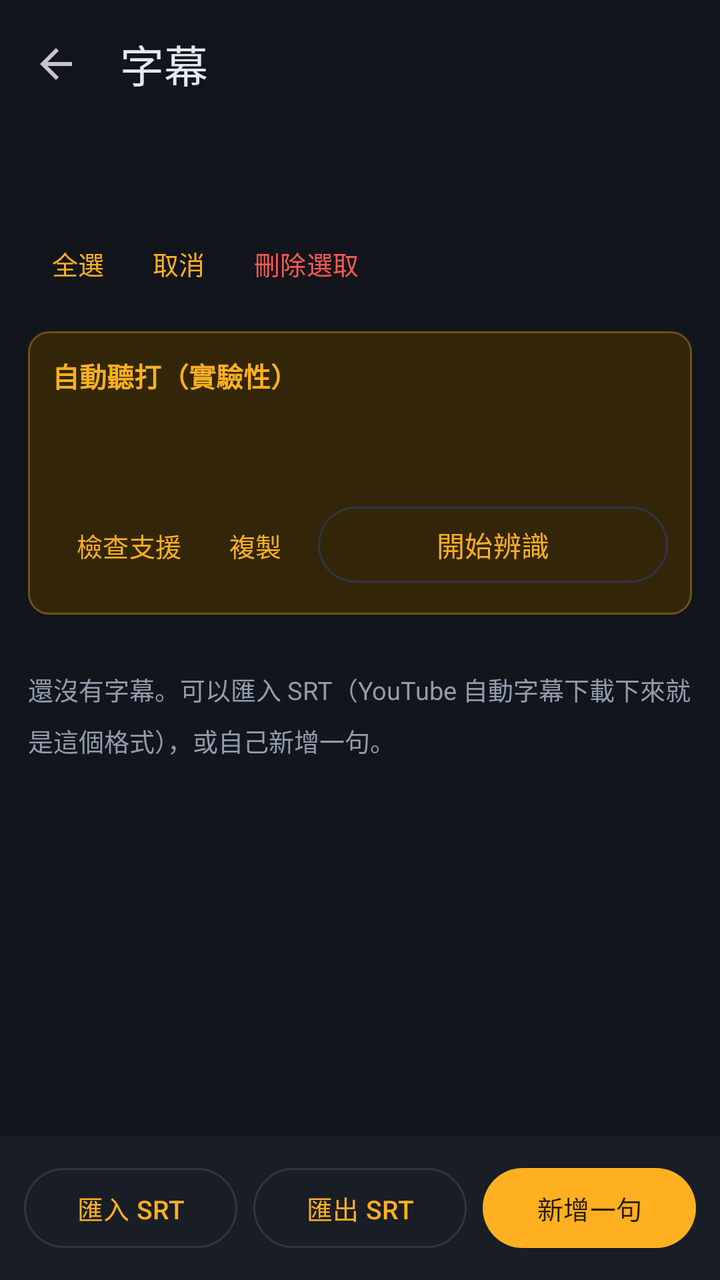
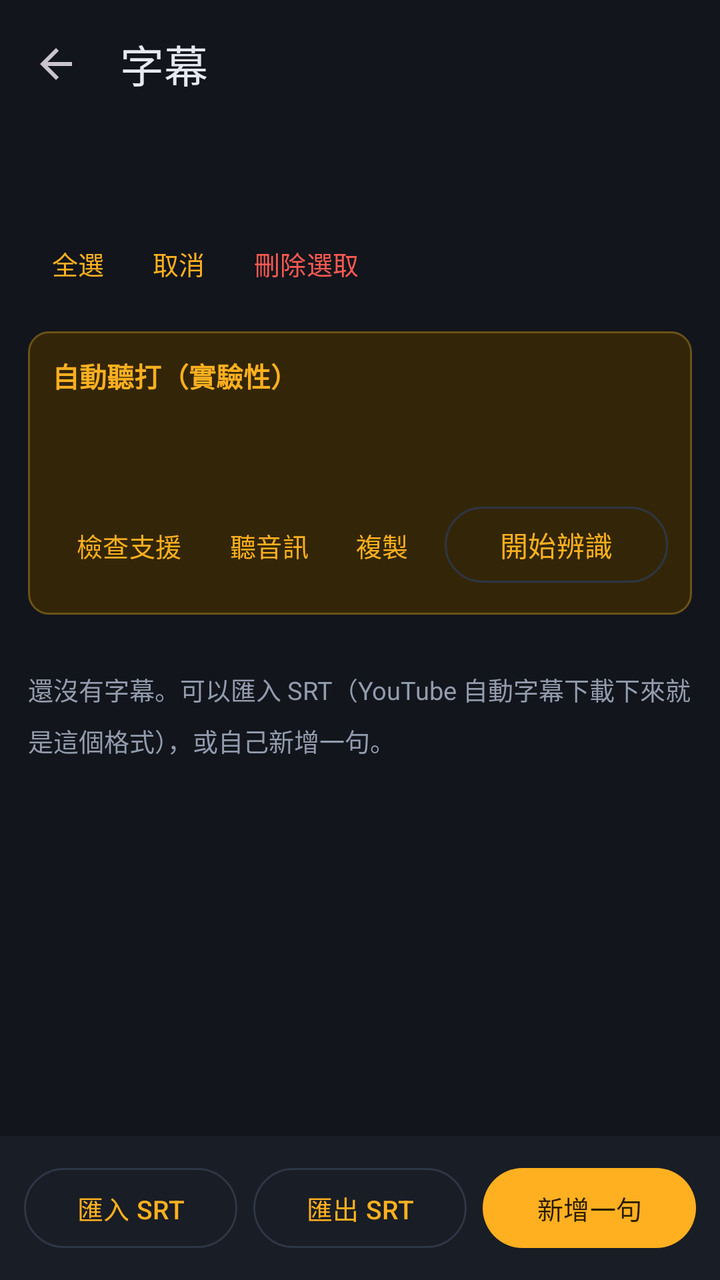

Screens rendered from an Android XML layout before and after an edit, with the pre-edit source and the edit as a unified diff.
<!-- AndroidManifest.xml: application theme Theme.VlogStitch -->
<!-- res/layout/activity_subtitles.xml -->
<?xml version="1.0" encoding="utf-8"?>
<LinearLayout xmlns:android="http://schemas.android.com/apk/res/android"
    xmlns:app="http://schemas.android.com/apk/res-auto"
    android:layout_width="match_parent" android:layout_height="match_parent"
    android:orientation="vertical" android:background="@color/ink"
    android:fitsSystemWindows="true">

    <com.google.android.material.appbar.MaterialToolbar android:id="@+id/toolbar"
        android:layout_width="match_parent" android:layout_height="?attr/actionBarSize"
        android:background="@color/ink" app:title="@string/subtitles"
        app:titleTextColor="@color/text"
        app:navigationIcon="?attr/homeAsUpIndicator" />

    <LinearLayout android:layout_width="match_parent" android:layout_height="wrap_content"
        android:orientation="vertical" android:paddingStart="14dp" android:paddingEnd="14dp">
        <TextView android:id="@+id/count"
            android:layout_width="match_parent" android:layout_height="wrap_content"
            android:textColor="@color/text" android:textSize="15sp" android:textStyle="bold" />
        <TextView android:id="@+id/hint"
            android:layout_width="match_parent" android:layout_height="wrap_content"
            style="@style/Label" android:paddingTop="2dp" />
        <LinearLayout android:layout_width="match_parent" android:layout_height="wrap_content"
            android:orientation="horizontal" android:paddingTop="8dp">
            <com.google.android.material.button.MaterialButton android:id="@+id/btnSelectAll"
                style="@style/Widget.Material3.Button.TextButton"
                android:layout_width="wrap_content" android:layout_height="40dp"
                android:minWidth="0dp" android:textSize="13sp" android:text="@string/select_all" />
            <com.google.android.material.button.MaterialButton android:id="@+id/btnSelectNone"
                style="@style/Widget.Material3.Button.TextButton"
                android:layout_width="wrap_content" android:layout_height="40dp"
                android:minWidth="0dp" android:textSize="13sp" android:text="@string/select_none" />
            <com.google.android.material.button.MaterialButton android:id="@+id/btnDelete"
                style="@style/Widget.Material3.Button.TextButton"
                android:layout_width="wrap_content" android:layout_height="40dp"
                android:minWidth="0dp" android:textSize="13sp" android:textColor="@color/danger"
                android:text="@string/delete_selected" />
        </LinearLayout>
    </LinearLayout>

    <LinearLayout android:id="@+id/asrBox"
        android:layout_width="match_parent" android:layout_height="wrap_content"
        android:orientation="vertical" android:layout_margin="14dp"
        android:padding="12dp" android:background="@drawable/banner_warn">
        <TextView android:layout_width="match_parent" android:layout_height="wrap_content"
            android:text="@string/asr_title" android:textColor="@color/accent"
            android:textSize="13.5sp" android:textStyle="bold" />
        <TextView android:id="@+id/asrHint"
            android:layout_width="match_parent" android:layout_height="wrap_content"
            style="@style/Label" android:paddingTop="3dp"
            android:lineSpacingMultiplier="1.35" />
        <com.google.android.material.progressindicator.LinearProgressIndicator
            android:id="@+id/asrProgress"
            android:layout_width="match_parent" android:layout_height="wrap_content"
            android:layout_marginTop="8dp" android:max="100" android:progress="0"
            android:visibility="gone" />
        <TextView android:id="@+id/asrStatus"
            android:layout_width="match_parent" android:layout_height="wrap_content"
            style="@style/Label" android:paddingTop="6dp" />
        <ScrollView android:id="@+id/asrLogScroll"
            android:layout_width="match_parent" android:layout_height="150dp"
            android:layout_marginTop="8dp" android:background="@color/ink"
            android:padding="8dp" android:visibility="gone">
            <TextView android:id="@+id/asrLog"
                android:layout_width="match_parent" android:layout_height="wrap_content"
                android:fontFamily="monospace" android:textSize="10.5sp"
                android:textColor="@color/dim" android:lineSpacingMultiplier="1.35"
                android:textIsSelectable="true" />
        </ScrollView>
        <LinearLayout android:layout_width="match_parent" android:layout_height="wrap_content"
            android:orientation="horizontal" android:layout_marginTop="8dp">
            <com.google.android.material.button.MaterialButton android:id="@+id/btnAsrCheck"
                style="@style/Widget.Material3.Button.TextButton"
                android:layout_width="wrap_content" android:layout_height="46dp"
                android:minWidth="0dp" android:textSize="13sp" android:text="@string/asr_check" />
            <com.google.android.material.button.MaterialButton android:id="@+id/btnAsrCopy"
                style="@style/Widget.Material3.Button.TextButton"
                android:layout_width="wrap_content" android:layout_height="46dp"
                android:minWidth="0dp" android:textSize="13sp" android:text="@string/copy_log" />
            <com.google.android.material.button.MaterialButton android:id="@+id/btnAsr"
                style="@style/Widget.Material3.Button.OutlinedButton"
                android:layout_width="0dp" android:layout_height="46dp"
                android:layout_weight="1" android:layout_marginStart="6dp"
                android:text="@string/asr_start" />
        </LinearLayout>
    </LinearLayout>

    <TextView android:id="@+id/empty"
        android:layout_width="match_parent" android:layout_height="wrap_content"
        android:padding="14dp" style="@style/Label" android:lineSpacingMultiplier="1.4"
        android:text="@string/sub_empty" />

    <androidx.recyclerview.widget.RecyclerView android:id="@+id/list"
        android:layout_width="match_parent" android:layout_height="0dp"
        android:layout_weight="1" android:paddingStart="14dp" android:paddingEnd="14dp"
        android:clipToPadding="false" />

    <LinearLayout android:layout_width="match_parent" android:layout_height="wrap_content"
        android:orientation="horizontal" android:background="@color/panel"
        android:padding="12dp">
        <com.google.android.material.button.MaterialButton android:id="@+id/btnImport"
            style="@style/Widget.Material3.Button.OutlinedButton"
            android:layout_width="0dp" android:layout_height="48dp"
            android:layout_weight="1" android:textSize="13sp" android:text="@string/import_srt" />
        <com.google.android.material.button.MaterialButton android:id="@+id/btnExport"
            style="@style/Widget.Material3.Button.OutlinedButton"
            android:layout_width="0dp" android:layout_height="48dp"
            android:layout_weight="1" android:layout_marginStart="8dp"
            android:textSize="13sp" android:text="@string/export_srt" />
        <com.google.android.material.button.MaterialButton android:id="@+id/btnAdd"
            android:layout_width="0dp" android:layout_height="48dp"
            android:layout_weight="1" android:layout_marginStart="8dp"
            android:textSize="13sp" android:text="@string/add_sub" />
    </LinearLayout>
</LinearLayout>
<!-- resources referenced by this layout -->
<resources>
  <color name="accent">#FFB020</color>
  <color name="danger">#FF5A52</color>
  <color name="dim">#929CAD</color>
  <color name="ink">#12151C</color>
  <color name="panel">#191D25</color>
  <color name="text">#E6E9EF</color>
  <!-- drawable banner_warn (drawable) -->
  <?xml version="1.0" encoding="utf-8"?>
  <shape xmlns:android="http://schemas.android.com/apk/res/android" android:shape="rectangle">
      <solid android:color="#332608" />
      <stroke android:width="1dp" android:color="#6B5216" />
      <corners android:radius="10dp" />
  </shape>
  <string name="add_sub">新增一句</string>
  <string name="asr_check">檢查支援</string>
  <string name="asr_start">開始辨識</string>
  <string name="asr_title">自動聽打（實驗性）</string>
  <string name="copy_log">複製</string>
  <string name="delete_selected">刪除選取</string>
  <string name="export_srt">匯出 SRT</string>
  <string name="import_srt">匯入 SRT</string>
  <string name="select_all">全選</string>
  <string name="select_none">取消</string>
  <string name="sub_empty">還沒有字幕。可以匯入 SRT（YouTube 自動字幕下載下來就是這個格式），或自己新增一句。</string>
  <string name="subtitles">字幕</string>
  <style name="Label">
          <item name="android:textColor">@color/dim</item>
          <item name="android:textSize">12.5sp</item>
      </style>
  <style name="Theme.VlogStitch" parent="Theme.Material3.Dark.NoActionBar">
          <item name="colorPrimary">@color/accent</item>
          <item name="colorOnPrimary">@color/accent_ink</item>
          <item name="colorSecondary">@color/accent</item>
          <item name="colorOnSecondary">@color/accent_ink</item>
          <item name="colorSurface">@color/panel</item>
          <item name="colorOnSurface">@color/text</item>
          <item name="colorSurfaceVariant">@color/panel2</item>
          <item name="colorOnSurfaceVariant">@color/dim</item>
          <item name="colorOutline">@color/line</item>
          <item name="colorError">@color/danger</item>
          <item name="android:colorBackground">@color/ink</item>
          <item name="android:statusBarColor">@color/ink</item>
          <item name="android:navigationBarColor">@color/ink</item>
          <item name="android:windowLightStatusBar">false</item>
      </style>
  <color name="accent_ink">#2A1C00</color>
  <color name="panel2">#222833</color>
  <color name="line">#2E3646</color>
</resources>

<!-- the commit's change to res/layout/activity_subtitles.xml (unified diff, before → after) -->
@@ -72,6 +72,10 @@
                 style="@style/Widget.Material3.Button.TextButton"
                 android:layout_width="wrap_content" android:layout_height="46dp"
                 android:minWidth="0dp" android:textSize="13sp" android:text="@string/asr_check" />
+            <com.google.android.material.button.MaterialButton android:id="@+id/btnAsrWav"
+                style="@style/Widget.Material3.Button.TextButton"
+                android:layout_width="wrap_content" android:layout_height="46dp"
+                android:minWidth="0dp" android:textSize="13sp" android:text="@string/asr_wav" />
             <com.google.android.material.button.MaterialButton android:id="@+id/btnAsrCopy"
                 style="@style/Widget.Material3.Button.TextButton"
                 android:layout_width="wrap_content" android:layout_height="46dp"
<!-- resource entries referenced after the edit -->
@@ -17,6 +17,7 @@
   <string name="asr_check">檢查支援</string>
   <string name="asr_start">開始辨識</string>
   <string name="asr_title">自動聽打（實驗性）</string>
+  <string name="asr_wav">聽音訊</string>
   <string name="copy_log">複製</string>
   <string name="delete_selected">刪除選取</string>
   <string name="export_srt">匯出 SRT</string>
